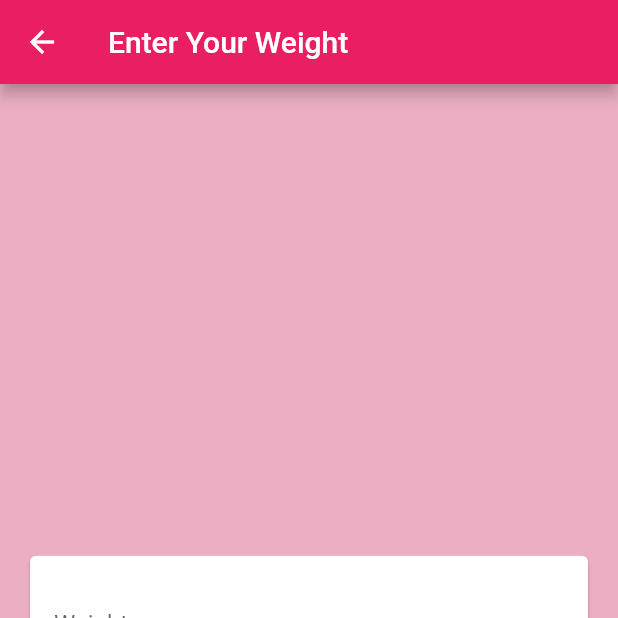
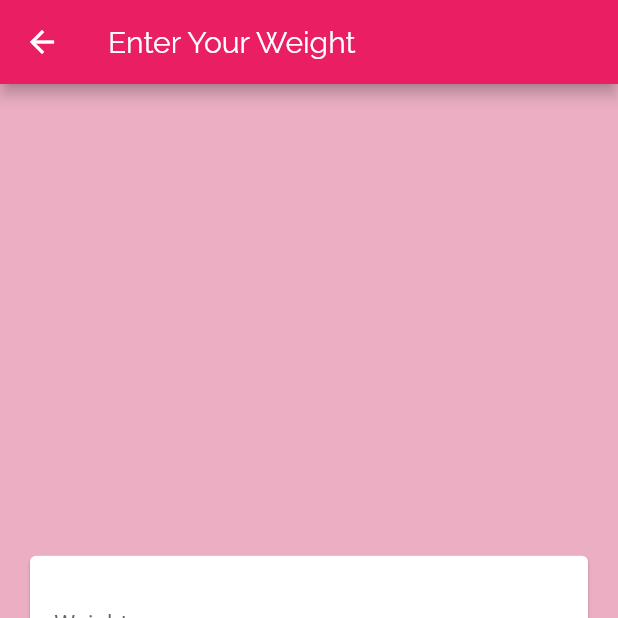
Before and after one commit to metalFrenzy/weight-tracker, a Flutter app: the screen it shows once a user with an empty profile is signed in, after a tap on the "add" icon, on a phone screen of 412 x 824 dp, the top half of it. Run offline on Flutter 3.47's test engine with Material 2 defaults, Android fonts, the phone set to English and light mode, and no system bars; our stand-ins replace cloud_firestore, firebase_auth, firebase_core; accounts and stored records are empty.

Commit message:
quality of life changing

```diff
--- a/lib/main.dart
+++ b/lib/main.dart
@@ -18,6 +18,7 @@ class MyApp extends StatelessWidget {
   @override
   Widget build(BuildContext context) {
     return MaterialApp(
+      debugShowCheckedModeBanner: false,
       title: 'WeighTracker',
       theme: ThemeData(
         canvasColor: Color.fromARGB(255, 235, 174, 194),
@@ -29,6 +30,24 @@ class MyApp extends StatelessWidget {
           buttonColor: Colors.pink,
           textTheme: ButtonTextTheme.primary,
         ),
+        textTheme: ThemeData.light().textTheme.copyWith(
+              headline1: TextStyle(
+                fontFamily: 'Raleway',
+                fontSize: 15,
+                fontWeight: FontWeight.bold,
+              ),
+              headline2: TextStyle(
+                fontFamily: 'Raleway',
+                fontSize: 20,
+                color: Colors.white,
+              ),
+              bodyText1: TextStyle(
+                fontFamily: 'Raleway',
+                fontSize: 14,
+                color: Colors.white,
+                fontWeight: FontWeight.bold,
+              ),
+            ),
       ),
       routes: {
         AddWeightForm.routeName: (context) => AddWeightForm(),
--- a/lib/screens/add_weight_screen.dart
+++ b/lib/screens/add_weight_screen.dart
@@ -1,6 +1,5 @@
-
-
 import 'package:cloud_firestore/cloud_firestore.dart';
+import 'package:firebase_auth/firebase_auth.dart';
 import 'package:flutter/material.dart';
 
 import '../widgets/add_weight_form.dart';
@@ -16,9 +15,11 @@ class _AddWeightFormState extends State<AddWeightForm> {
   void _save(
     String weight,
   ) {
+    final user = FirebaseAuth.instance.currentUser;
     FirebaseFirestore.instance.collection('weights').add({
       'weight': weight,
       'createdAt': Timestamp.now(),
+      'userId': user!.uid,
     });
     Navigator.pop(context);
   }
@@ -27,7 +28,10 @@ class _AddWeightFormState extends State<AddWeightForm> {
   Widget build(BuildContext context) {
     return Scaffold(
       appBar: AppBar(
-        title: Text('Enter Your Weight'),
+        title: Text(
+          'Enter Your Weight',
+          style: Theme.of(context).textTheme.headline2,
+        ),
       ),
       body: WeightForm(_save),
     );
--- a/lib/screens/weight_dashboard_screen.dart
+++ b/lib/screens/weight_dashboard_screen.dart
@@ -5,13 +5,14 @@ import '../widgets/weights.dart';
 import '../screens/add_weight_screen.dart';
 
 class DashBoardScreen extends StatelessWidget {
-  const DashBoardScreen({super.key});
-
   @override
   Widget build(BuildContext context) {
     return Scaffold(
       appBar: AppBar(
-        title: Text('DashBoard'),
+        title: Text(
+          'DASHBOARD',
+          style: Theme.of(context).textTheme.headline2,
+        ),
         actions: [
           TextButton.icon(
             style: TextButton.styleFrom(
@@ -21,7 +22,10 @@ class DashBoardScreen extends StatelessWidget {
               FirebaseAuth.instance.signOut();
             },
             icon: Icon(Icons.logout),
-            label: Text('logOut'),
+            label: Text(
+              'logOut',
+              style: Theme.of(context).textTheme.bodyText1,
+            ),
           )
         ],
       ),
```
Also changed, not shown: lib/widgets/weights.dart (+9 -39 lines), lib/widgets/weights_dashboard.dart (added, +59 -0 lines), pubspec.yaml (+9 -11 lines), assets/fonts/Anton-Regular.ttf (added), assets/fonts/Raleway-Regular.ttf (added).
